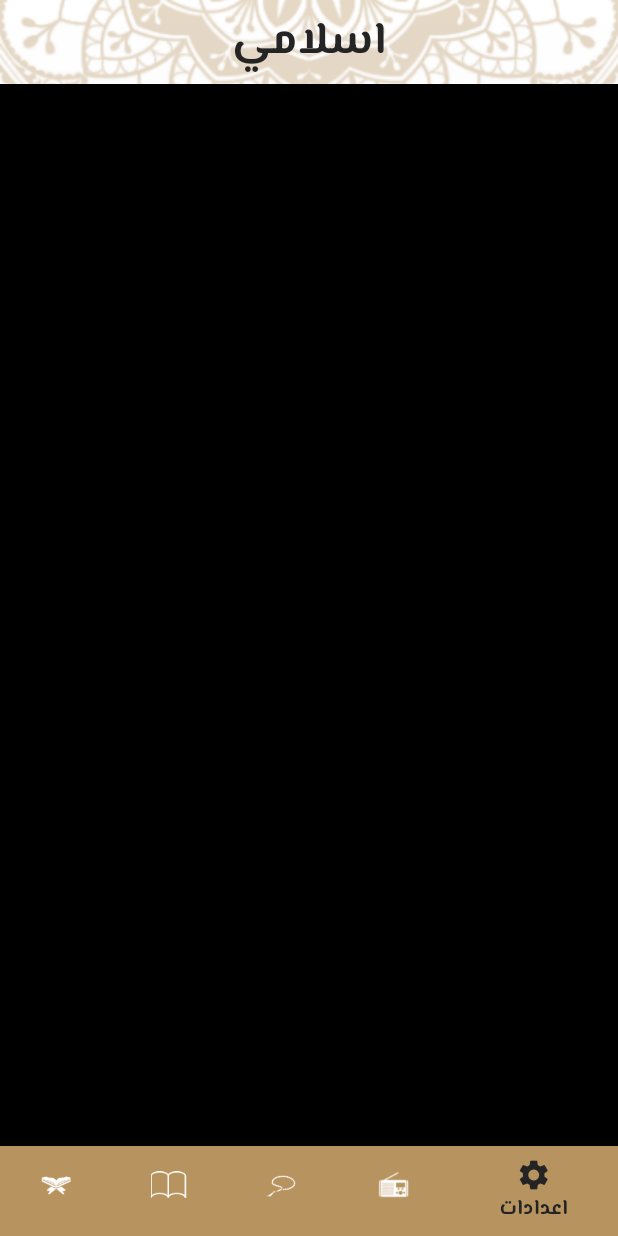
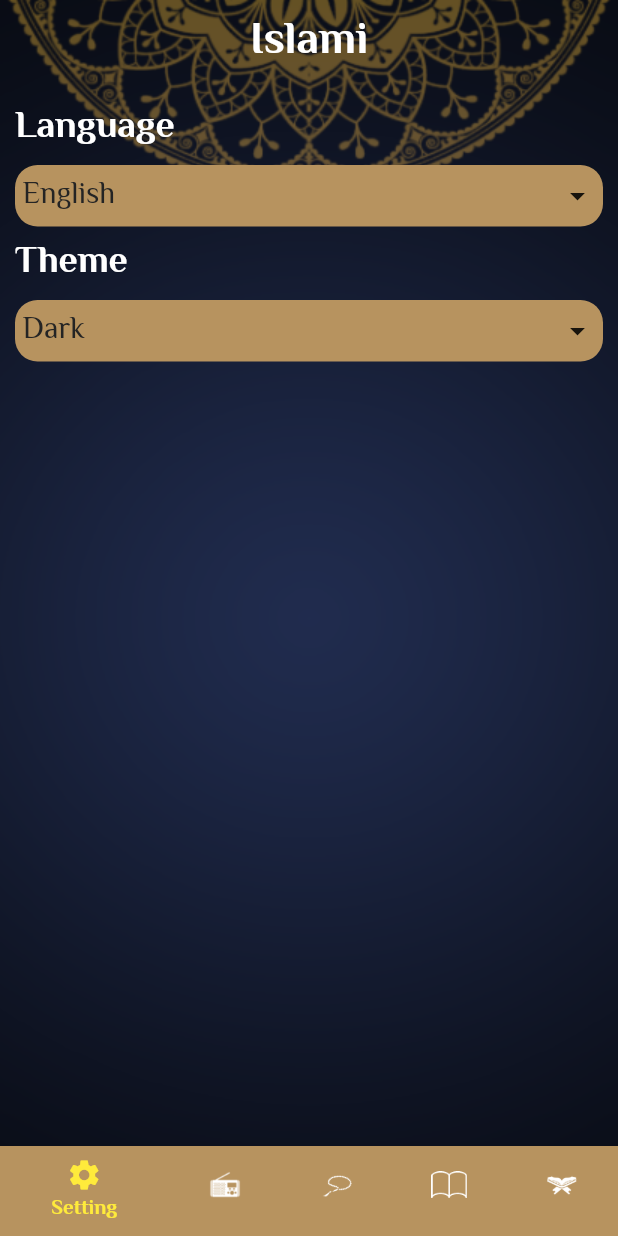
Before and after one commit to NairaaSaid/islami, a Flutter app: the screen it shows after launch, on a phone screen of 412 x 824 dp. Run offline on Flutter 3.47's test engine with Material 2 defaults, Android fonts, the phone set to English and light mode, and no system bars; our stand-ins replace google_fonts; generated files the repository leaves out were written again.

Commit message:
add Light Theme & Dark Theme add provider

```diff
--- a/lib/My_Theme_data.dart
+++ b/lib/My_Theme_data.dart
@@ -3,10 +3,12 @@ import 'package:google_fonts/google_fonts.dart';
 
 class MyThemeData {
   static const Color primary = Color(0xFFB7935F);
+  static const Color primaryDark = Color(0xFF141A2E);
   static const Color blackColor = Color(0xFF242424);
   static Color WhiteColor = Color(0xFFFFFFFF);
   static Color YellowColor = Color(0xFFFACC1D);
   static ThemeData lightTheme = ThemeData(
+    primaryColor: primary,
       scaffoldBackgroundColor: Colors.transparent,
       appBarTheme: AppBarTheme(
         iconTheme:IconThemeData(color: primary) ,
@@ -22,11 +24,34 @@ class MyThemeData {
               fontSize: 20,
               color: Color(0xFFFFFFFF),
               fontWeight: FontWeight.w100)),
-      bottomNavigationBarTheme: BottomNavigationBarThemeData(
+      bottomNavigationBarTheme: const BottomNavigationBarThemeData(
 
           type: BottomNavigationBarType.shifting,
           backgroundColor: primary,
           selectedItemColor: blackColor,
           unselectedItemColor: Colors.white));
-  static ThemeData darkTheme = ThemeData();
+  static ThemeData darkTheme = ThemeData(
+    primaryColor: primaryDark,
+      scaffoldBackgroundColor: Colors.transparent,
+      appBarTheme: AppBarTheme(
+          iconTheme:IconThemeData(color: WhiteColor) ,
+          centerTitle: true, elevation: 0, backgroundColor: Colors.transparent),
+      textTheme: TextTheme(
+          bodyLarge: GoogleFonts.elMessiri(
+              fontSize: 30, color: WhiteColor, fontWeight: FontWeight.bold),
+          //#################################################
+          bodyMedium: GoogleFonts.elMessiri(
+              fontSize: 25, color: WhiteColor, fontWeight: FontWeight.w700),
+          //#################################################
+          bodySmall: GoogleFonts.elMessiri(
+              fontSize: 20,
+              color:YellowColor,
+              fontWeight: FontWeight.w100)),
+      bottomNavigationBarTheme: BottomNavigationBarThemeData(
+
+          type: BottomNavigationBarType.shifting,
+          backgroundColor: primaryDark,
+          selectedItemColor: Colors.yellow,
+          unselectedItemColor: Colors.white));
+
 }
--- a/lib/homeScreen.dart
+++ b/lib/homeScreen.dart
@@ -3,11 +3,13 @@ import 'dart:collection';
 import 'package:flutter/cupertino.dart';
 import 'package:flutter/material.dart';
 import 'package:google_fonts/google_fonts.dart';
+import 'package:islami_app/provider/app_config_provider.dart';
 import 'package:islami_app/tabs/ahadeth.dart';
 import 'package:islami_app/tabs/quran.dart';
 import 'package:islami_app/tabs/radio.dart';
 import 'package:islami_app/tabs/sebha.dart';
-import 'package:islami_app/tabs/setting.dart';
+import 'package:islami_app/settings/setting.dart';
+import 'package:provider/provider.dart';
 
 import 'My_Theme_data.dart';
 
@@ -24,12 +26,17 @@ class _HomeScreenState extends State<HomeScreen> {
 
   @override
   Widget build(BuildContext context) {
+    var provider=Provider.of<AppConfigProvider>(context);
     return Stack(children: [
-      Image.asset("assets/images/background.png",
+      provider.appTheme==ThemeMode.light?Image.asset("assets/images/background.png",
+          width: double.infinity, fit: BoxFit.fill):Image.asset("assets/images/backgroundDark.png",
           width: double.infinity, fit: BoxFit.fill),
+
       Scaffold(
         appBar: AppBar(
-          title: Text(AppLocalizations.of(context)!.app_title, style: Theme.of(context).textTheme.bodyLarge),
+          title: Text(AppLocalizations.of(context)!.app_title, style:
+              provider.appTheme==ThemeMode.light?
+          Theme.of(context).textTheme.bodyLarge!.copyWith(color: MyThemeData.blackColor):Theme.of(context).textTheme.bodyLarge!.copyWith(color: MyThemeData.WhiteColor)),
         ),
         bottomNavigationBar: BottomNavigationBar(
             currentIndex: index,
@@ -52,7 +59,8 @@ class _HomeScreenState extends State<HomeScreen> {
               BottomNavigationBarItem(
                   icon: ImageIcon(AssetImage("assets/images/sebha.png")),
                   label: AppLocalizations.of(context)!.sebha,
-                  backgroundColor: MyThemeData.primary),
+                  backgroundColor: MyThemeData.primary
+              ),
               BottomNavigationBarItem(
                   icon: ImageIcon(AssetImage("assets/images/ahadeth.png")),
                   label: AppLocalizations.of(context)!.ahadeth,
--- a/lib/l10n/app_ar.arb
+++ b/lib/l10n/app_ar.arb
@@ -4,13 +4,18 @@
 "sebha":"السبحة",
 "ahadeth":"الاحاديث",
 "radio":"الاذاعة",
-"setting":"اعدادات",
+"setting":"الاعدادات",
 "sura_name":"اسم السورة",
 
-"hadeth_name":"اسم الحديث"
+"hadeth_name":"اسم الحديث",
 
+"arabic":"العربية",
+"english":"الانجليزية",
+"light":"مضئ",
+"dark":"ليلى",
+"theme":"النمط",
 
-
+"language":"اللغة"
 
 
 
--- a/lib/l10n/app_en.arb
+++ b/lib/l10n/app_en.arb
@@ -7,9 +7,13 @@
 "setting":"Setting",
 "sura_name":"Sura Name",
 
-"hadeth_name":"Hadeth Name"
-
-
+"hadeth_name":"Hadeth Name",
+"arabic":"Arabic",
+"english":"English",
+"light":"Light",
+"dark":"Dark",
+"theme":"Theme",
+"language":"Language"
 
 
 
--- a/lib/main.dart
+++ b/lib/main.dart
@@ -1,20 +1,24 @@
 import 'package:flutter/cupertino.dart';
 import 'package:flutter/material.dart';
 import 'package:google_fonts/google_fonts.dart';
+import 'package:islami_app/provider/app_config_provider.dart';
 import 'package:islami_app/sura_details.dart';
 import 'package:islami_app/tabs/ahadeth_details.dart';
+import 'package:provider/provider.dart';
 
 import 'My_Theme_data.dart';
 import 'homeScreen.dart';
 import 'package:flutter_gen/gen_l10n/app_localizations.dart';
-
+import 'package:provider/provider.dart';
 void main() {
-  runApp(MyApp());
+  runApp(ChangeNotifierProvider(create: (BuildContext context) => AppConfigProvider(),
+  child: MyApp()));
 }
 
 class MyApp extends StatelessWidget {
   @override
   Widget build(BuildContext context) {
+    var provider=Provider.of<AppConfigProvider>(context);
     return MaterialApp(
       initialRoute: HomeScreen.routeName,
       routes: {
@@ -27,9 +31,10 @@ class MyApp extends StatelessWidget {
       localizationsDelegates: AppLocalizations.localizationsDelegates,
       supportedLocales: AppLocalizations.supportedLocales,
       debugShowCheckedModeBanner: false,
-      theme: MyThemeData.lightTheme,
+      theme: MyThemeData.darkTheme,
+      themeMode: provider.appTheme,
       darkTheme: MyThemeData.darkTheme,
-      locale: Locale("ar"),
+      locale: Locale(provider.appLanguage),
     );
   }
 }
--- /dev/null
+++ b/lib/settings/setting.dart
@@ -0,0 +1,111 @@
+import 'package:flutter/cupertino.dart';
+import 'package:flutter/material.dart';
+import 'package:flutter_gen/gen_l10n/app_localizations.dart';
+import 'package:islami_app/My_Theme_data.dart';
+import 'package:islami_app/provider/app_config_provider.dart';
+import 'package:provider/provider.dart';
+
+import 'language.dart';
+import 'ThemeBottomSheet.dart';
+
+class SettingTab extends StatefulWidget {
+  const SettingTab({super.key});
+
+  @override
+  State<SettingTab> createState() => _SettingTabState();
+}
+
+class _SettingTabState extends State<SettingTab> {
+  @override
+  Widget build(BuildContext context) {
+    var provider = Provider.of<AppConfigProvider>(context);
+    return Padding(
+      padding: const EdgeInsets.all(10.0),
+      child: Column(
+        crossAxisAlignment: CrossAxisAlignment.start,
+        children: [
+          Text(AppLocalizations.of(context)!.language,
+              style: provider.appTheme == ThemeMode.light
+                  ? Theme.of(context)
+                      .textTheme
+                      .bodyMedium!
+                      .copyWith(color: MyThemeData.blackColor)
+                  : Theme.of(context).textTheme.bodyMedium),
+          SizedBox(
+            height: 5,
+          ),
+          InkWell(
+            onTap: () {
+              showLanguageBottomSheet(context);
+            },
+            child: Container(
+              padding: EdgeInsets.all(5),
+              decoration: BoxDecoration(
+                  color: MyThemeData.primary,
+                  borderRadius: BorderRadius.circular(15)),
+              child: Row(
+                  mainAxisAlignment: MainAxisAlignment.spaceBetween,
+                  children: [
+                    Text(
+                        provider.appLanguage == "en"
+                            ? AppLocalizations.of(context)!.english
+                            : AppLocalizations.of(context)!.arabic,
+                        style: Theme.of(context)
+                            .textTheme
+                            .bodySmall!
+                            .copyWith(color: MyThemeData.blackColor)),
+                    Icon(Icons.arrow_drop_down)
+                  ]),
+            ),
+          ),
+          SizedBox(
+            height: 5,
+          ),
+          Text(AppLocalizations.of(context)!.theme,
+              style: provider.appTheme == ThemeMode.light
+                  ? Theme.of(context)
+                  .textTheme
+                  .bodyMedium!
+                  .copyWith(color: MyThemeData.blackColor)
+                  : Theme.of(context).textTheme.bodyMedium),
+          SizedBox(
+            height: 5,
+          ),
+          InkWell(
+            onTap: () {
+              showThemeBottomSheet(context);
+            },
+            child: Container(
+              padding: EdgeInsets.all(5),
+              decoration: BoxDecoration(
+                  color: MyThemeData.primary,
+                  borderRadius: BorderRadius.circular(15)),
+              child: Row(
+                  mainAxisAlignment: MainAxisAlignment.spaceBetween,
+                  children: [
+                    Text(
+                        provider.appTheme == ThemeMode.dark
+                            ? AppLocalizations.of(context)!.dark
+                            : AppLocalizations.of(context)!.light,
+                        style: Theme.of(context)
+                            .textTheme
+                            .bodySmall!
+                            .copyWith(color: MyThemeData.blackColor)),
+                    Icon(Icons.arrow_drop_down)
+                  ]),
+            ),
+          ),
+        ],
+      ),
+    );
+  }
+
+  void showLanguageBottomSheet(BuildContext context) {
+    showModalBottomSheet(context: context, builder: (context) => Language());
+  }
+
+  void showThemeBottomSheet(BuildContext context) {
+    showModalBottomSheet(
+        context: context, builder: (context) => ThemeBottomSheet());
+  }
+}
--- a/lib/tabs/setting.dart
+++ /dev/null
@@ -1,11 +0,0 @@
-import 'package:flutter/cupertino.dart';
-import 'package:flutter/material.dart';
-
-class SettingTab extends StatelessWidget {
-  const SettingTab({super.key});
-
-  @override
-  Widget build(BuildContext context) {
-    return Container(color: Colors.black);
-  }
-}
--- a/pubspec.yaml
+++ b/pubspec.yaml
@@ -40,6 +40,7 @@ dependencies:
   # Use with the CupertinoIcons class for iOS style icons.
   cupertino_icons: ^1.0.2
   google_fonts: ^5.1.0
+  provider: ^6.0.5
 dev_dependencies:
   flutter_test:
     sdk: flutter
```
Also changed, not shown: lib/provider/app_config_provider.dart (added, +25 -0 lines), lib/settings/ThemeBottomSheet.dart (added, +78 -0 lines), lib/settings/language.dart (added, +75 -0 lines), lib/sura_details.dart (+19 -5 lines), lib/tabs/ahadeth.dart (+19 -7 lines), lib/tabs/ahadeth_details.dart (+30 -19 lines), lib/tabs/quran.dart (+26 -7 lines), lib/tabs/radio.dart (+8 -4 lines), lib/tabs/sebha.dart (+13 -7 lines), assets/images/2.0x/backgroundDark@2x.png (added), assets/images/3.0x/backgroundDark@3x.png (added), assets/images/backgroundDark.png (added), pubspec.lock.
